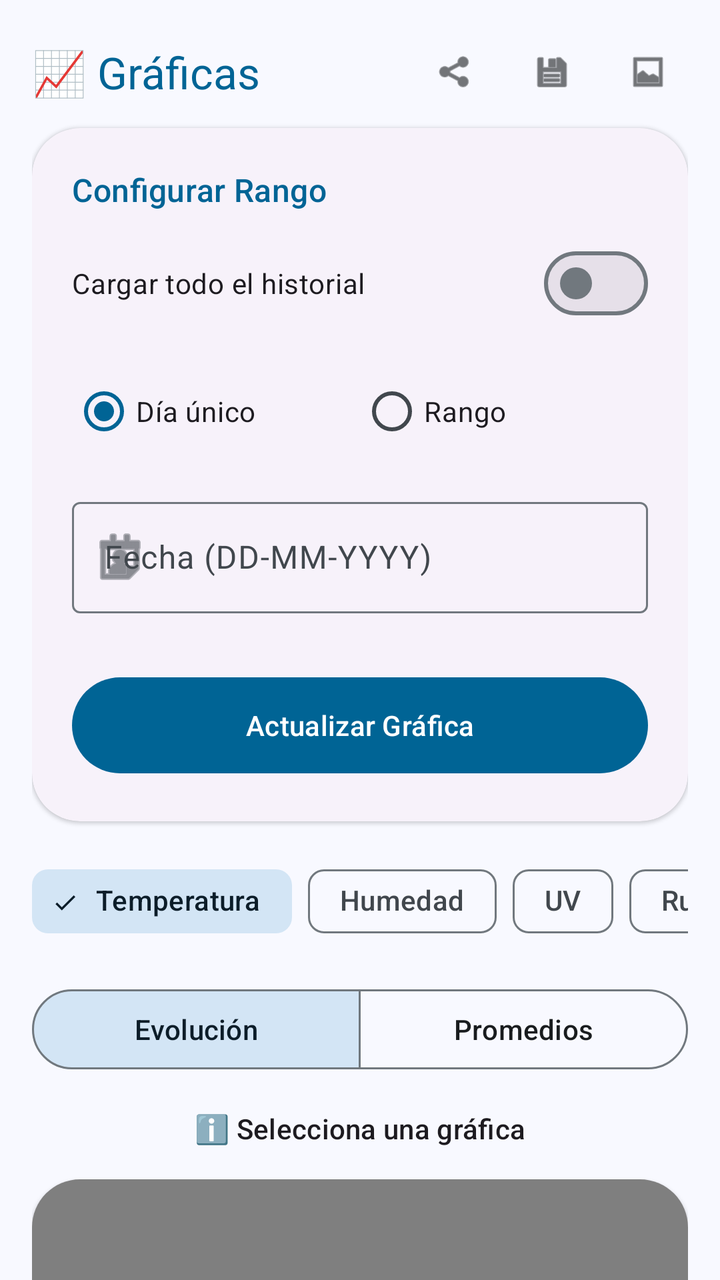
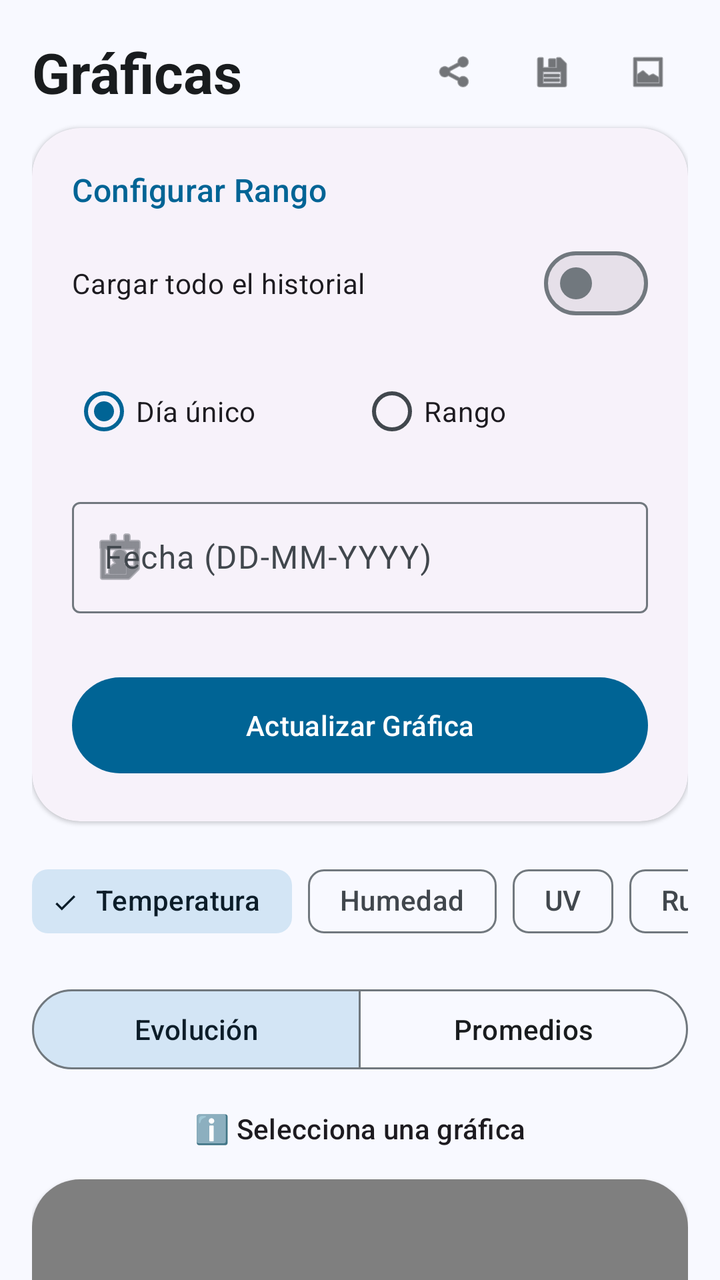

Before-and-after screenshots of an Android layout around one commit, followed by the original layout XML and the change that was made.
<!-- AndroidManifest.xml: application theme Theme.EstacionMeteorologica -->
<!-- res/layout/activity_charts.xml -->
<?xml version="1.0" encoding="utf-8"?>
<androidx.core.widget.NestedScrollView xmlns:android="http://schemas.android.com/apk/res/android"
    xmlns:app="http://schemas.android.com/apk/res-auto"
    android:layout_width="match_parent"
    android:layout_height="match_parent"
    android:background="?attr/colorSurface">

    <LinearLayout
        android:layout_width="match_parent"
        android:layout_height="wrap_content"
        android:orientation="vertical"
        android:padding="16dp">

        <LinearLayout
            android:layout_width="match_parent"
            android:layout_height="wrap_content"
            android:orientation="horizontal"
            android:gravity="center_vertical"
            android:layout_marginBottom="8dp">

            <TextView
                android:layout_width="0dp"
                android:layout_height="wrap_content"
                android:layout_weight="1"
                android:text="📈 Gráficas"
                android:textAppearance="@style/TextAppearance.Material3.TitleLarge"
                android:textColor="?attr/colorPrimary" />

            <com.google.android.material.button.MaterialButton
                android:id="@+id/btnShareCharts"
                style="@style/Widget.Material3.Button.IconButton"
                android:layout_width="40dp"
                android:layout_height="40dp"
                android:minWidth="0dp"
                android:minHeight="0dp"
                android:insetTop="0dp"
                android:insetBottom="0dp"
                android:padding="0dp"
                android:layout_marginStart="8dp"
                android:backgroundTint="@android:color/transparent"
                app:icon="@android:drawable/ic_menu_share"
                app:iconGravity="textStart"
                app:iconPadding="0dp"
                app:cornerRadius="12dp"
                app:iconTint="?attr/colorOnSurface" />

            <com.google.android.material.button.MaterialButton
                android:id="@+id/btnSaveCharts"
                style="@style/Widget.Material3.Button.IconButton"
                android:layout_width="40dp"
                android:layout_height="40dp"
                android:minWidth="0dp"
                android:minHeight="0dp"
                android:insetTop="0dp"
                android:insetBottom="0dp"
                android:padding="0dp"
                android:layout_marginStart="8dp"
                android:backgroundTint="@android:color/transparent"
                app:icon="@android:drawable/ic_menu_save"
                app:iconGravity="textStart"
                app:iconPadding="0dp"
                app:cornerRadius="12dp"
                app:iconTint="?attr/colorOnSurface" />

            <com.google.android.material.button.MaterialButton
                android:id="@+id/btnSaveChartImage"
                style="@style/Widget.Material3.Button.IconButton"
                android:layout_width="40dp"
                android:layout_height="40dp"
                android:minWidth="0dp"
                android:minHeight="0dp"
                android:insetTop="0dp"
                android:insetBottom="0dp"
                android:padding="0dp"
                android:layout_marginStart="8dp"
                android:backgroundTint="@android:color/transparent"
                app:icon="@android:drawable/ic_menu_gallery"
                app:iconGravity="textStart"
                app:iconPadding="0dp"
                app:cornerRadius="12dp"
                app:iconTint="?attr/colorOnSurface" />

        </LinearLayout>

        <com.google.android.material.card.MaterialCardView
            style="@style/Widget.Material3.CardView.Elevated"
            android:layout_width="match_parent"
            android:layout_height="wrap_content"
            android:layout_marginBottom="16dp"
            app:cardCornerRadius="24dp">

            <LinearLayout
                android:layout_width="match_parent"
                android:layout_height="wrap_content"
                android:orientation="vertical"
                android:padding="20dp">

                <TextView
                    android:layout_width="match_parent"
                    android:layout_height="wrap_content"
                    android:text="Configurar Rango"
                    android:textAppearance="@style/TextAppearance.Material3.TitleMedium"
                    android:textColor="?attr/colorPrimary"
                    android:layout_marginBottom="12dp" />

                <com.google.android.material.materialswitch.MaterialSwitch
                    android:id="@+id/switchTodoHistorial"
                    android:layout_width="match_parent"
                    android:layout_height="wrap_content"
                    android:text="Cargar todo el historial"
                    android:layout_marginBottom="16dp"/>

                <RadioGroup
                    android:id="@+id/rgTipoFiltro"
                    android:layout_width="match_parent"
                    android:layout_height="wrap_content"
                    android:orientation="horizontal"
                    android:layout_marginBottom="16dp">
                    <com.google.android.material.radiobutton.MaterialRadioButton
                        android:id="@+id/rbFechaUnica"
                        android:layout_width="0dp"
                        android:layout_height="wrap_content"
                        android:layout_weight="1"
                        android:text="Día único"
                        android:checked="true" />
                    <com.google.android.material.radiobutton.MaterialRadioButton
                        android:id="@+id/rbRangoFechas"
                        android:layout_width="0dp"
                        android:layout_height="wrap_content"
                        android:layout_weight="1"
                        android:text="Rango" />
                </RadioGroup>

                <LinearLayout
                    android:id="@+id/layoutInputsFechas"
                    android:layout_width="match_parent"
                    android:layout_height="wrap_content"
                    android:orientation="vertical">

                    <com.google.android.material.textfield.TextInputLayout
                        android:id="@+id/tilFechaUnica"
                        style="@style/Widget.Material3.TextInputLayout.OutlinedBox"
                        android:layout_width="match_parent"
                        android:layout_height="wrap_content"
                        android:hint="Fecha (DD-MM-YYYY)"
                        android:layout_marginBottom="12dp"
                        app:startIconDrawable="@android:drawable/ic_menu_my_calendar">
                        <com.google.android.material.textfield.TextInputEditText
                            android:id="@+id/etFechaCharts"
                            android:layout_width="match_parent"
                            android:layout_height="wrap_content"
                            android:inputType="text" />
                    </com.google.android.material.textfield.TextInputLayout>

                    <LinearLayout
                        android:id="@+id/layoutRangoFechas"
                        android:layout_width="match_parent"
                        android:layout_height="wrap_content"
                        android:orientation="vertical"
                        android:visibility="gone">
                        <com.google.android.material.textfield.TextInputLayout
                            style="@style/Widget.Material3.TextInputLayout.OutlinedBox"
                            android:layout_width="match_parent"
                            android:layout_height="wrap_content"
                            android:hint="Desde (dd-MM-yyyy)"
                            android:layout_marginBottom="12dp">
                            <com.google.android.material.textfield.TextInputEditText
                                android:id="@+id/etFechaDesde"
                                android:layout_width="match_parent"
                                android:layout_height="wrap_content"
                                android:inputType="text" />
                        </com.google.android.material.textfield.TextInputLayout>
                        <com.google.android.material.textfield.TextInputLayout
                            style="@style/Widget.Material3.TextInputLayout.OutlinedBox"
                            android:layout_width="match_parent"
                            android:layout_height="wrap_content"
                            android:hint="Hasta (dd-MM-yyyy)">
                            <com.google.android.material.textfield.TextInputEditText
                                android:id="@+id/etFechaHasta"
                                android:layout_width="match_parent"
                                android:layout_height="wrap_content"
                                android:inputType="text" />
                        </com.google.android.material.textfield.TextInputLayout>
                    </LinearLayout>
                </LinearLayout>

                <com.google.android.material.button.MaterialButton
                    android:id="@+id/btnConsultarCharts"
                    style="@style/Widget.Material3.Button"
                    android:layout_width="match_parent"
                    android:layout_height="56dp"
                    android:layout_marginTop="16dp"
                    android:text="Actualizar Gráfica" />
            </LinearLayout>
        </com.google.android.material.card.MaterialCardView>

        <HorizontalScrollView
            android:layout_width="match_parent"
            android:layout_height="wrap_content"
            android:scrollbars="none"
            android:layout_marginBottom="16dp">
            <com.google.android.material.chip.ChipGroup
                android:id="@+id/chipGroupVariables"
                android:layout_width="wrap_content"
                android:layout_height="wrap_content"
                app:singleSelection="true"
                app:selectionRequired="true">
                <com.google.android.material.chip.Chip android:id="@+id/chipTemp" style="@style/Widget.Material3.Chip.Filter" android:layout_width="wrap_content" android:layout_height="wrap_content" android:text="Temperatura" android:checked="true" />
                <com.google.android.material.chip.Chip android:id="@+id/chipHum" style="@style/Widget.Material3.Chip.Filter" android:layout_width="wrap_content" android:layout_height="wrap_content" android:text="Humedad" />
                <com.google.android.material.chip.Chip android:id="@+id/chipUV" style="@style/Widget.Material3.Chip.Filter" android:layout_width="wrap_content" android:layout_height="wrap_content" android:text="UV" />
                <com.google.android.material.chip.Chip android:id="@+id/chipRuido" style="@style/Widget.Material3.Chip.Filter" android:layout_width="wrap_content" android:layout_height="wrap_content" android:text="Ruido" />
                <com.google.android.material.chip.Chip android:id="@+id/chipAire" style="@style/Widget.Material3.Chip.Filter" android:layout_width="wrap_content" android:layout_height="wrap_content" android:text="Aire" />
            </com.google.android.material.chip.ChipGroup>
        </HorizontalScrollView>

        <com.google.android.material.button.MaterialButtonToggleGroup
            android:id="@+id/toggleGroupCharts"
            android:layout_width="match_parent"
            android:layout_height="wrap_content"
            android:layout_marginBottom="16dp"
            app:singleSelection="true"
            app:selectionRequired="true"
            app:checkedButton="@+id/btnLineChart">
            <com.google.android.material.button.MaterialButton android:id="@+id/btnLineChart" style="@style/Widget.Material3.Button.OutlinedButton" android:layout_width="0dp" android:layout_height="wrap_content" android:layout_weight="1" android:text="Evolución" />
            <com.google.android.material.button.MaterialButton android:id="@+id/btnBarChart" style="@style/Widget.Material3.Button.OutlinedButton" android:layout_width="0dp" android:layout_height="wrap_content" android:layout_weight="1" android:text="Promedios" />
        </com.google.android.material.button.MaterialButtonToggleGroup>

        <TextView
            android:id="@+id/tvEstadoCharts"
            android:layout_width="match_parent"
            android:layout_height="wrap_content"
            android:text="ℹ️ Selecciona una gráfica"
            android:gravity="center"
            android:layout_marginBottom="16dp"
            android:textAppearance="@style/TextAppearance.Material3.LabelLarge" />

        <com.google.android.material.card.MaterialCardView
            android:id="@+id/cardLineChart"
            style="@style/Widget.Material3.CardView.Elevated"
            android:layout_width="match_parent"
            android:layout_height="350dp"
            android:layout_marginBottom="16dp"
            android:visibility="visible"
            app:cardCornerRadius="24dp">
            <com.github.mikephil.charting.charts.LineChart
                android:id="@+id/lineChart"
                android:layout_width="match_parent"
                android:layout_height="match_parent"
                android:padding="8dp"
                android:background="@android:color/white"/>
        </com.google.android.material.card.MaterialCardView>

        <com.google.android.material.card.MaterialCardView
            android:id="@+id/cardBarChart"
            style="@style/Widget.Material3.CardView.Elevated"
            android:layout_width="match_parent"
            android:layout_height="350dp"
            android:layout_marginBottom="16dp"
            android:visibility="gone"
            app:cardCornerRadius="24dp">
            <com.github.mikephil.charting.charts.BarChart
                android:id="@+id/barChart"
                android:layout_width="match_parent"
                android:layout_height="match_parent"
                android:padding="8dp"
                android:background="@android:color/white"/>
        </com.google.android.material.card.MaterialCardView>

    </LinearLayout>
</androidx.core.widget.NestedScrollView>
<!-- resources referenced by this layout -->
<resources>
  <style name="Theme.EstacionMeteorologica" parent="Theme.Material3.DayNight.NoActionBar">
          <item name="colorPrimary">@color/md_theme_primary</item>
          <item name="colorOnPrimary">@color/md_theme_onPrimary</item>
          <item name="colorPrimaryContainer">@color/md_theme_primaryContainer</item>
          <item name="colorOnPrimaryContainer">@color/md_theme_onPrimaryContainer</item>
  
          <item name="colorSecondary">@color/md_theme_secondary</item>
          <item name="colorOnSecondary">@color/md_theme_onSecondary</item>
          <item name="colorSecondaryContainer">@color/md_theme_secondaryContainer</item>
          <item name="colorOnSecondaryContainer">@color/md_theme_onSecondaryContainer</item>
  
          <item name="android:windowBackground">@color/md_theme_surface</item>
          <item name="colorSurface">@color/md_theme_surface</item>
          <item name="colorOnSurface">@color/md_theme_onSurface</item>
          <item name="colorOnSurfaceVariant">@color/md_theme_onSurfaceVariant</item>
          <item name="colorOutline">@color/md_theme_outline</item>
  
          <item name="colorError">@color/md_theme_error</item>
          <item name="colorOnError">@color/md_theme_onError</item>
          <item name="colorOutlineVariant">@color/md_theme_outline_variant</item>
  
  
      </style>
  <color name="md_theme_primary">#006495</color>
  <color name="md_theme_onPrimary">#FFFFFF</color>
  <color name="md_theme_primaryContainer">#CBE6FF</color>
  <color name="md_theme_onPrimaryContainer">#001E31</color>
  <color name="md_theme_secondary">#50606E</color>
  <color name="md_theme_onSecondary">#FFFFFF</color>
  <color name="md_theme_secondaryContainer">#D3E5F5</color>
  <color name="md_theme_onSecondaryContainer">#0C1D29</color>
  <color name="md_theme_surface">#F8F9FF</color>
  <color name="md_theme_onSurface">#191C1E</color>
  <color name="md_theme_onSurfaceVariant">#41474D</color>
  <color name="md_theme_outline">#71787E</color>
  <color name="md_theme_error">#BA1A1A</color>
  <color name="md_theme_onError">#FFFFFF</color>
  <color name="md_theme_outline_variant">#C1C7CE</color>
</resources>

<!-- the commit's change to res/layout/activity_charts.xml (unified diff, before → after) -->
@@ -22,9 +22,10 @@
                 android:layout_width="0dp"
                 android:layout_height="wrap_content"
                 android:layout_weight="1"
-                android:text="📈 Gráficas"
-                android:textAppearance="@style/TextAppearance.Material3.TitleLarge"
-                android:textColor="?attr/colorPrimary" />
+                android:text="Gráficas"
+                android:textAppearance="@style/TextAppearance.Material3.HeadlineMedium"
+                android:textColor="?attr/colorOnSurface"
+                android:textStyle="bold" />
 
             <com.google.android.material.button.MaterialButton
                 android:id="@+id/btnShareCharts"
